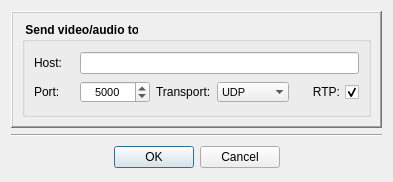
This is Homer/forms/AddNetworkSinkDialog.ui in Homer-Conferencing/Homer-Conferencing as Qt 5 draws it before an edit. The edited form follows.
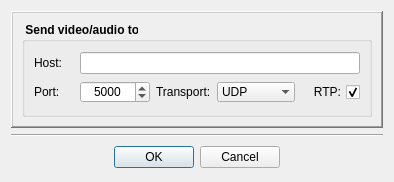
This is the edited form. Icons and pictures are not drawn.

```diff
--- a/Homer/forms/AddNetworkSinkDialog.ui
+++ b/Homer/forms/AddNetworkSinkDialog.ui
@@ -6,7 +6,7 @@
    <rect>
     <x>0</x>
     <y>0</y>
-    <width>393</width>
+    <width>394</width>
     <height>182</height>
    </rect>
   </property>
@@ -106,7 +106,7 @@
              </property>
              <property name="font">
               <font>
-               <pointsize>8</pointsize>
+               <pointsize>9</pointsize>
                <weight>50</weight>
                <bold>false</bold>
               </font>
@@ -148,7 +148,7 @@
             <widget class="QComboBox" name="mCbTransport">
              <property name="font">
               <font>
-               <pointsize>8</pointsize>
+               <pointsize>9</pointsize>
                <weight>50</weight>
                <bold>false</bold>
               </font>
@@ -264,7 +264,7 @@
              </property>
              <property name="font">
               <font>
-               <pointsize>8</pointsize>
+               <pointsize>9</pointsize>
                <weight>50</weight>
                <bold>false</bold>
               </font>
```
